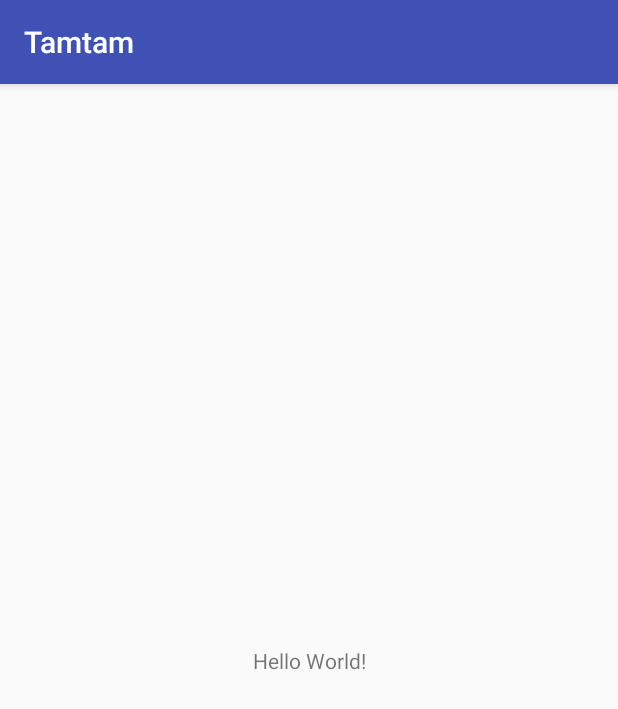
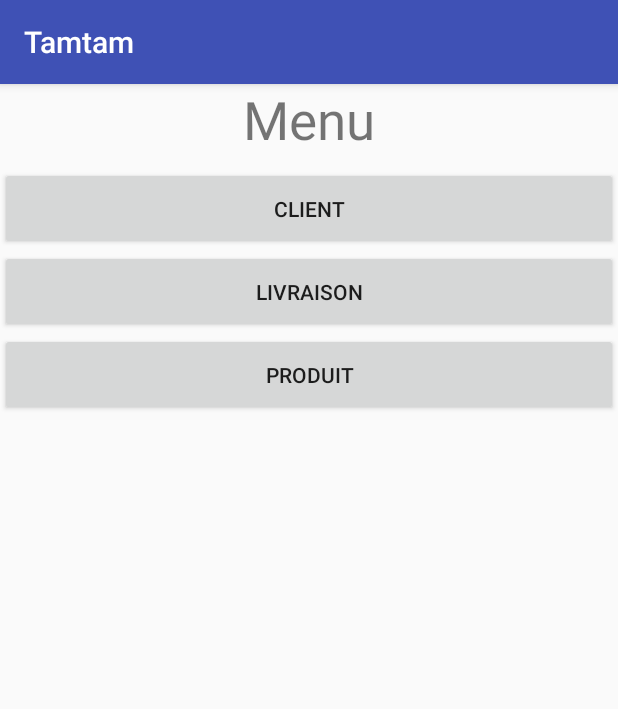
Before and after one commit to bmw546/tamtaam, an Android app: the screen it shows after launch (MainActivity), on a phone screen of 412 x 824 dp. Shown: the top 709 px of the screen. Run offline under Robolectric (Android 15) with nearby library versions, the light colour scheme and no system bars.

Commit message:
Menu update 0.0.1

```diff
--- a/Android/Tamtam/app/src/main/res/layout/activity_main.xml
+++ b/Android/Tamtam/app/src/main/res/layout/activity_main.xml
@@ -1,18 +1,33 @@
 <?xml version="1.0" encoding="utf-8"?>
-<android.support.constraint.ConstraintLayout xmlns:android="http://schemas.android.com/apk/res/android"
-    xmlns:app="http://schemas.android.com/apk/res-auto"
-    xmlns:tools="http://schemas.android.com/tools"
+<LinearLayout xmlns:android="http://schemas.android.com/apk/res/android"
     android:layout_width="match_parent"
     android:layout_height="match_parent"
-    tools:context=".MainActivity">
+    android:orientation="vertical">
 
     <TextView
-        android:layout_width="wrap_content"
-        android:layout_height="wrap_content"
-        android:text="Hello World!"
-        app:layout_constraintBottom_toBottomOf="parent"
-        app:layout_constraintLeft_toLeftOf="parent"
-        app:layout_constraintRight_toRightOf="parent"
-        app:layout_constraintTop_toTopOf="parent" />
+        android:layout_width="match_parent"
+        android:layout_height="55dp"
+        android:text="Menu"
+        android:textSize="35sp"
+        android:textAlignment="center"
+        />
 
-</android.support.constraint.ConstraintLayout>
+    <Button
+        android:id="@+id/btnClient"
+        android:layout_width="match_parent"
+        android:layout_height="55dp"
+        android:text="Client" />
+
+    <Button
+        android:id="@+id/btnLivraison"
+        android:layout_width="match_parent"
+        android:layout_height="55dp"
+        android:text="Livraison" />
+
+    <Button
+        android:id="@+id/btnProduit"
+        android:layout_width="match_parent"
+        android:layout_height="55dp"
+        android:text="Produit" />
+
+</LinearLayout>
```
